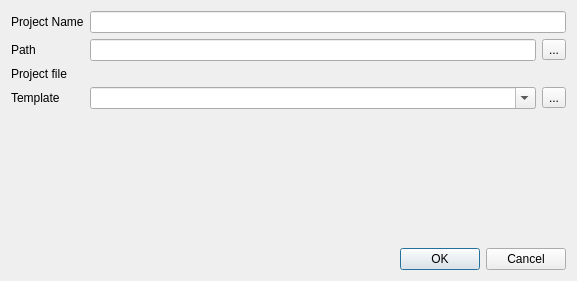
Before: the Qt Designer form projectnewdialog.ui in martinribelotta/embedded-ide, drawn with Qt 5.
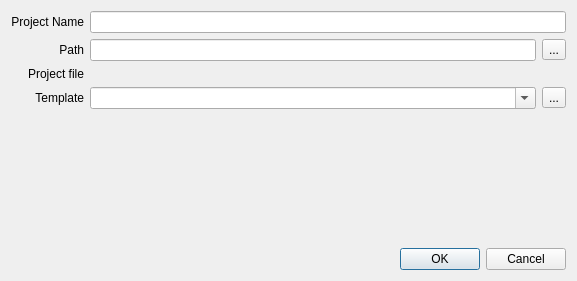
After: the same form once the commit is applied.

Commit message: Fix project creation buttons and change build directoriy to "build"

The edit to the form file:
```diff
--- a/projectnewdialog.ui
+++ b/projectnewdialog.ui
@@ -15,12 +15,15 @@
   </property>
   <layout class="QVBoxLayout" name="verticalLayout">
    <item>
-    <layout class="QFormLayout" name="formLayout">
+    <layout class="QGridLayout" name="gridLayout">
      <item row="0" column="0">
       <widget class="QLabel" name="label">
        <property name="text">
         <string>Project Name</string>
        </property>
+       <property name="alignment">
+        <set>Qt::AlignRight|Qt::AlignTrailing|Qt::AlignVCenter</set>
+       </property>
       </widget>
      </item>
      <item row="0" column="1">
@@ -31,6 +34,9 @@
        <property name="text">
         <string>Path</string>
        </property>
+       <property name="alignment">
+        <set>Qt::AlignRight|Qt::AlignTrailing|Qt::AlignVCenter</set>
+       </property>
       </widget>
      </item>
      <item row="1" column="1">
@@ -52,6 +58,9 @@
        <property name="text">
         <string>Project file</string>
        </property>
+       <property name="alignment">
+        <set>Qt::AlignRight|Qt::AlignTrailing|Qt::AlignVCenter</set>
+       </property>
       </widget>
      </item>
      <item row="2" column="1">
@@ -66,6 +75,9 @@
        <property name="text">
         <string>Template</string>
        </property>
+       <property name="alignment">
+        <set>Qt::AlignRight|Qt::AlignTrailing|Qt::AlignVCenter</set>
+       </property>
       </widget>
      </item>
      <item row="3" column="1">
```
The commit also changes 4 other files.
